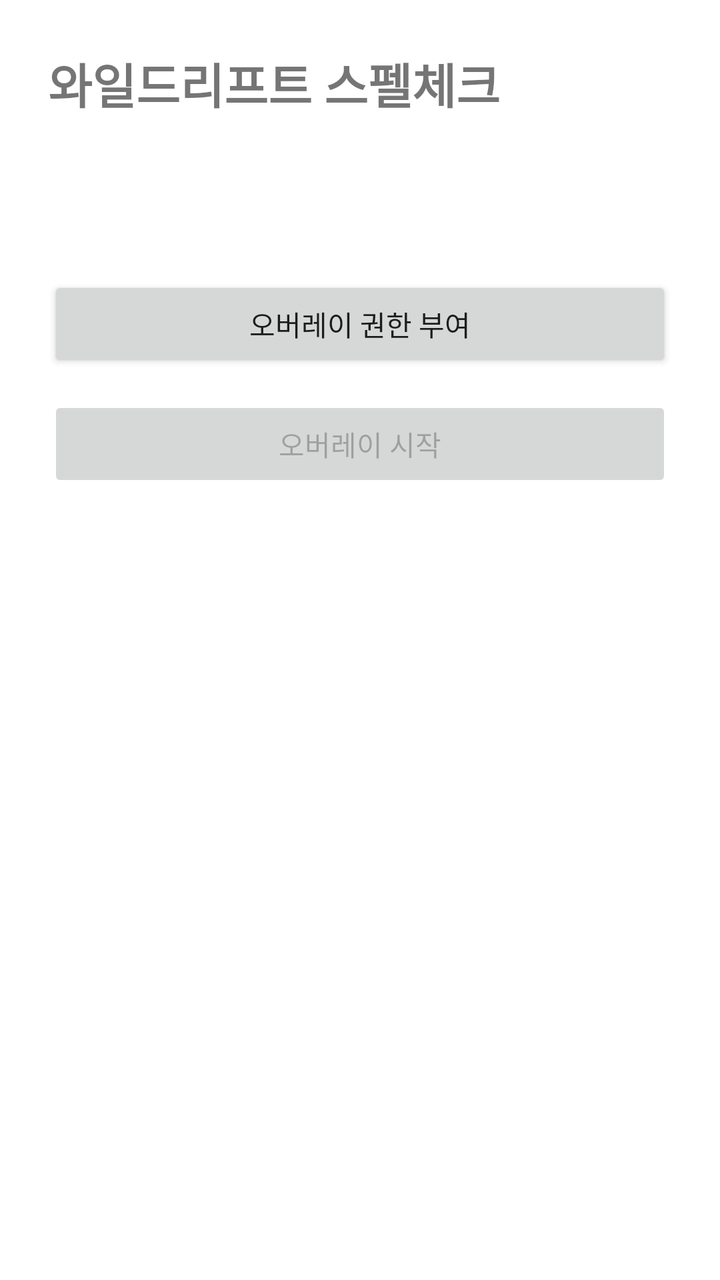
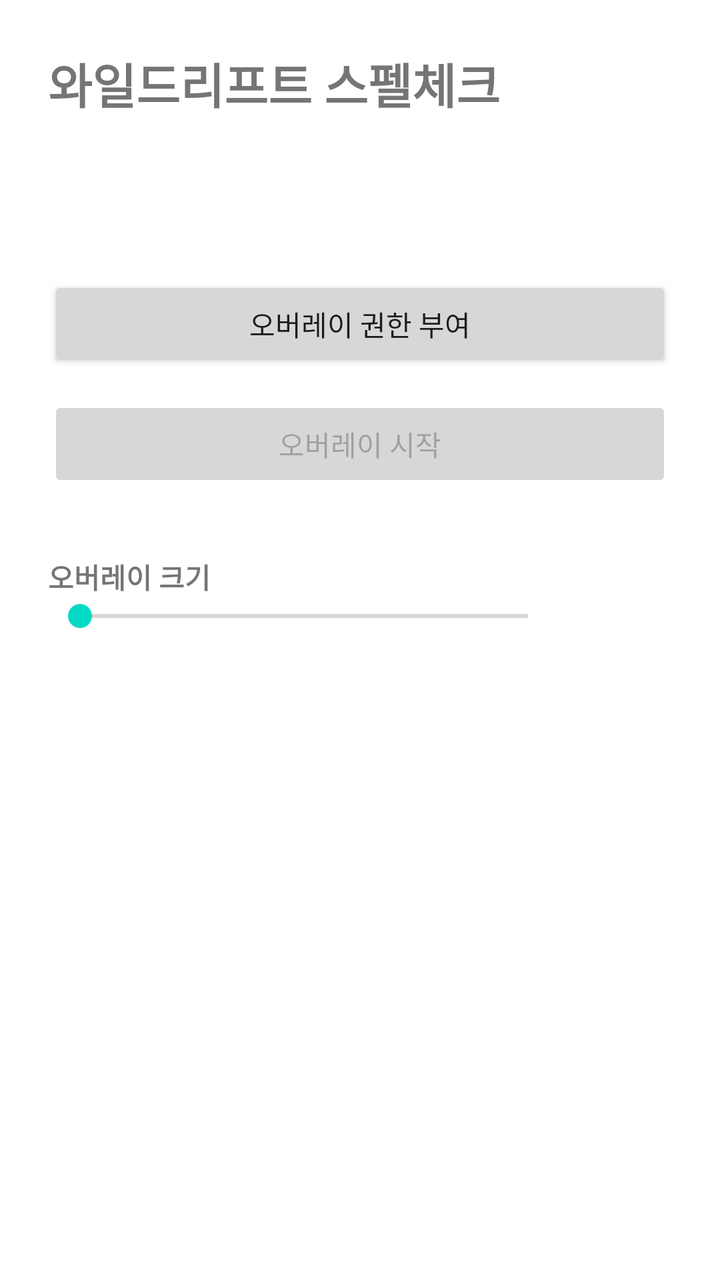

Before-and-after screenshots of an Android layout around one commit, followed by the original layout XML and the change that was made.
<!-- AndroidManifest.xml: application theme Theme.WrSpellcheck -->
<!-- res/layout/activity_main.xml -->
<?xml version="1.0" encoding="utf-8"?>
<LinearLayout xmlns:android="http://schemas.android.com/apk/res/android"
    android:layout_width="match_parent"
    android:layout_height="match_parent"
    android:orientation="vertical"
    android:padding="24dp">

    <TextView
        android:layout_width="match_parent"
        android:layout_height="wrap_content"
        android:text="@string/app_name"
        android:textSize="24sp"
        android:textStyle="bold"
        android:paddingBottom="24dp" />

    <TextView
        android:id="@+id/permission_status"
        android:layout_width="match_parent"
        android:layout_height="wrap_content"
        android:padding="12dp"
        android:textSize="14sp" />

    <Button
        android:id="@+id/btn_grant"
        android:layout_width="match_parent"
        android:layout_height="wrap_content"
        android:layout_marginTop="12dp"
        android:text="@string/grant_permission" />

    <Button
        android:id="@+id/btn_start"
        android:layout_width="match_parent"
        android:layout_height="wrap_content"
        android:layout_marginTop="12dp"
        android:enabled="false"
        android:text="@string/start_overlay" />

</LinearLayout>
<!-- resources referenced by this layout -->
<resources>
  <string name="app_name">와일드리프트 스펠체크</string>
  <string name="grant_permission">오버레이 권한 부여</string>
  <string name="start_overlay">오버레이 시작</string>
  <style name="Theme.WrSpellcheck" parent="Theme.MaterialComponents.DayNight.NoActionBar" />
</resources>

<!-- the commit's change to res/layout/activity_main.xml (unified diff, before → after) -->
@@ -35,4 +35,34 @@
         android:enabled="false"
         android:text="@string/start_overlay" />
 
+    <TextView
+        android:layout_width="match_parent"
+        android:layout_height="wrap_content"
+        android:layout_marginTop="32dp"
+        android:text="@string/scale_label"
+        android:textSize="14sp"
+        android:textStyle="bold" />
+
+    <LinearLayout
+        android:layout_width="match_parent"
+        android:layout_height="wrap_content"
+        android:orientation="horizontal"
+        android:gravity="center_vertical">
+
+        <SeekBar
+            android:id="@+id/seek_scale"
+            android:layout_width="0dp"
+            android:layout_height="wrap_content"
+            android:layout_weight="1"
+            android:max="10" />
+
+        <TextView
+            android:id="@+id/scale_value"
+            android:layout_width="56dp"
+            android:layout_height="wrap_content"
+            android:gravity="end"
+            android:textSize="14sp" />
+
+    </LinearLayout>
+
 </LinearLayout>
<!-- resource entries referenced after the edit -->
@@ -2,6 +2,7 @@
 <resources>
   <string name="app_name">와일드리프트 스펠체크</string>
   <string name="grant_permission">오버레이 권한 부여</string>
+  <string name="scale_label">오버레이 크기</string>
   <string name="start_overlay">오버레이 시작</string>
   <style name="Theme.WrSpellcheck" parent="Theme.MaterialComponents.DayNight.NoActionBar" />
 </resources>
